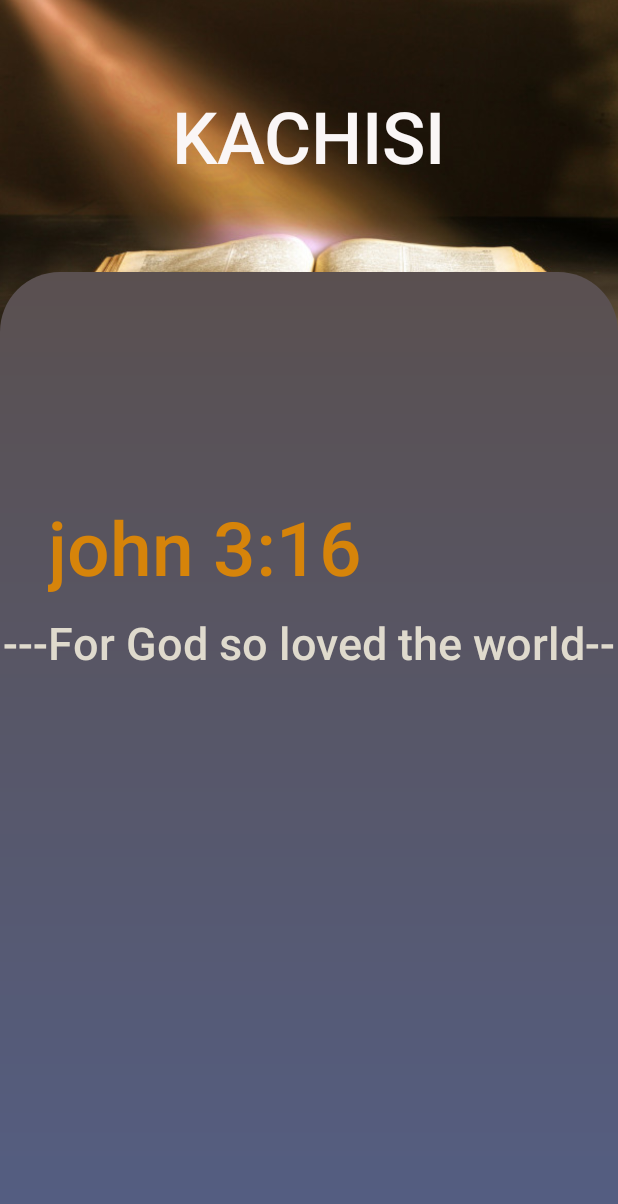
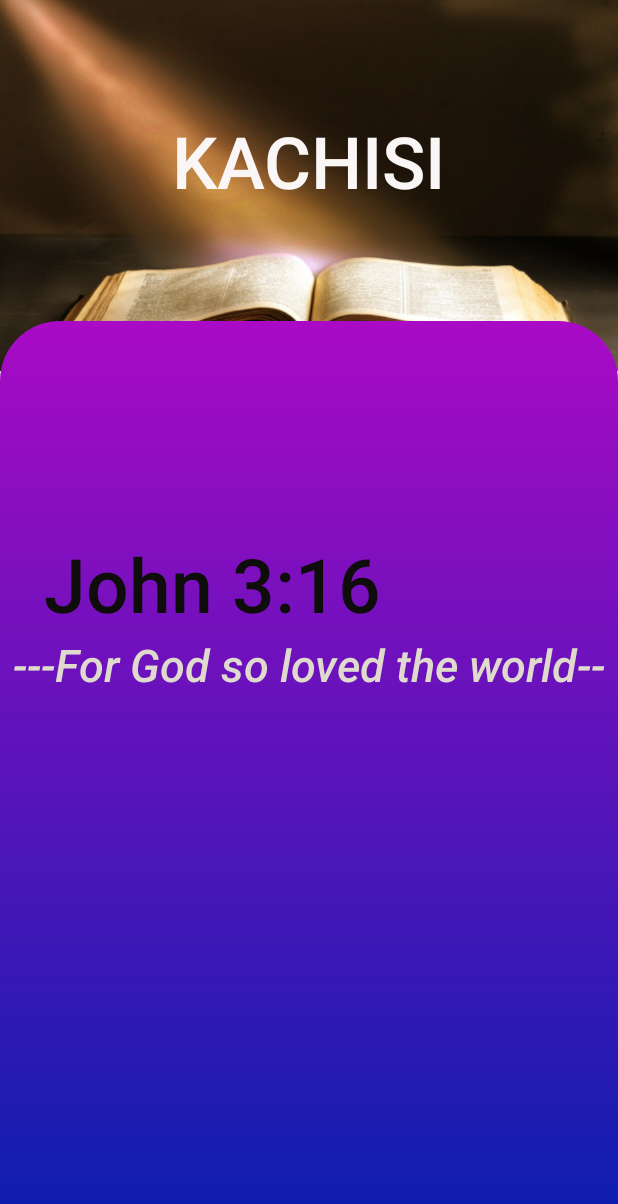
Before and after one commit to alinafekamwendo/com411project, an Android app: the LaunchActivity screen opened directly, with no data from a screen before it, on a phone screen of 412 x 824 dp. Shown: the top 1204 px of the screen. Run offline under Robolectric (Android 15) with nearby library versions, the phone set to English and light mode, and no system bars; 1 statement that could not run was skipped.

Commit message:
alittle login background changes

```diff
--- a/app/src/main/java/com/example/navigationdrawer/chat/ChatHomeActivity.java
+++ b/app/src/main/java/com/example/navigationdrawer/chat/ChatHomeActivity.java
@@ -3,6 +3,8 @@ package com.example.navigationdrawer.chat;
 import androidx.appcompat.app.AppCompatActivity;
 
 import android.os.Bundle;
+
+import com.example.navigationdrawer.R;
 
 public class ChatHomeActivity extends AppCompatActivity {
 
--- a/app/src/main/java/com/example/navigationdrawer/loginRegister/LoginActivity.java
+++ b/app/src/main/java/com/example/navigationdrawer/loginRegister/LoginActivity.java
@@ -8,6 +8,7 @@ import android.view.View;
 import android.widget.Button;
 
 import com.example.navigationdrawer.R;
+import com.example.navigationdrawer.chat.ChatHomeActivity;
 
 public class LoginActivity extends AppCompatActivity {
   Button login;
@@ -20,7 +21,7 @@ public class LoginActivity extends AppCompatActivity {
         login.setOnClickListener(new View.OnClickListener() {
             @Override
             public void onClick(View view) {
-                    Intent intent =new Intent(LoginActivity.this,RegisterActivity.class);
+                    Intent intent =new Intent(LoginActivity.this, ChatHomeActivity.class);
                     startActivity(intent);
                 }
         });
--- a/app/src/main/res/drawable/buttons_general.xml
+++ b/app/src/main/res/drawable/buttons_general.xml
@@ -2,6 +2,6 @@
 <shape xmlns:android="http://schemas.android.com/apk/res/android">
 <corners android:radius="10dp"/>
     <stroke android:width="4dp"
-        android:color="@color/goog_blue"/>
+        android:color="@color/button_blue"/>
     <solid android:color="@color/white"/>
 </shape>
--- a/app/src/main/res/drawable/login_innerconstraint_background.xml
+++ b/app/src/main/res/drawable/login_innerconstraint_background.xml
@@ -8,7 +8,7 @@
     <gradient
         android:type="linear"
         android:angle="90"
-        android:startColor="#545E83"
-        android:endColor="#5A5050" />
+        android:startColor="#091EAE"
+        android:endColor="#A90AC5" />
 
 </shape>
--- a/app/src/main/res/layout/activity_launch.xml
+++ b/app/src/main/res/layout/activity_launch.xml
@@ -10,7 +10,7 @@
     android:layout_width="wrap_content"
     android:layout_height="0dp"
     android:src="@drawable/loginlogo"
-    app:layout_constraintHeight_percent=".27"
+    app:layout_constraintHeight_percent=".30"
     android:scaleType="centerCrop"
     app:layout_constraintVertical_bias="0"
     app:layout_constraintEnd_toEndOf="parent"
@@ -22,7 +22,7 @@
     android:id="@+id/inner_constraint"
     android:layout_width="match_parent"
     android:layout_height="0dp"
-    app:layout_constraintHeight_percent=".78"
+    app:layout_constraintHeight_percent=".74"
     app:layout_constraintVertical_bias="1"
     app:layout_constraintBottom_toBottomOf="parent"
     app:layout_constraintEnd_toEndOf="parent"
@@ -30,48 +30,14 @@
     app:layout_constraintTop_toTopOf="parent"
     android:background="@drawable/login_innerconstraint_background">
 
-  <!--  <androidx.viewpager.widget.ViewPager
-        android:id="@+id/login_viewpagerID"
-        android:layout_width="match_parent"
-        android:layout_height="0dp"
-        android:layout_marginTop="204dp"
-        app:layout_constraintBottom_toBottomOf="parent"
-        app:layout_constraintEnd_toEndOf="parent"
-        app:layout_constraintHeight_percent=".7"
-        app:layout_constraintStart_toStartOf="parent"
-        app:layout_constraintTop_toTopOf="parent"
-        app:layout_constraintVertical_bias="0" />-->
-
- <!--   <com.google.android.material.tabs.TabLayout
-        android:id="@+id/login_tablayoutID"
-        android:layout_width="match_parent"
-        android:layout_height="wrap_content"
-        app:layout_constraintVertical_bias="0"
-        app:layout_constraintBottom_toBottomOf="parent"
-        app:layout_constraintEnd_toEndOf="parent"
-        app:layout_constraintStart_toStartOf="parent"
-        app:layout_constraintTop_toTopOf="parent"
-       /> -->
-
-  <!--  <com.google.android.material.floatingactionbutton.FloatingActionButton
-        android:id="@+id/loginGoogle_buttonID"
-        android:layout_width="wrap_content"
-        android:layout_height="wrap_content"
-        android:backgroundTint="@color/white"
-        android:elevation="35dp"
-        android:src="@drawable/google_icon"
-        app:layout_constraintBottom_toBottomOf="parent"
-        app:layout_constraintEnd_toEndOf="parent"
-        app:layout_constraintStart_toStartOf="parent"
-        app:layout_constraintTop_toBottomOf="@+id/login_viewpagerID" />-->
 
     <TextView
         android:id="@+id/verse"
         android:layout_width="wrap_content"
         android:layout_height="wrap_content"
         android:fontFamily="sans-serif-light"
-        android:text="john 3:16"
-        android:textColor="#D6840A"
+        android:text="John 3:16"
+        android:textColor="#0E0D0C"
         android:textSize="50sp"
         android:textStyle="bold"
         app:layout_constraintBottom_toBottomOf="parent"
@@ -85,17 +51,37 @@
         android:id="@+id/verse_content"
         android:layout_width="wrap_content"
         android:layout_height="wrap_content"
-        android:layout_marginBottom="348dp"
         android:fontFamily="sans-serif-light"
         android:text="---For God so loved the world--"
         android:textColor="#DFDACD"
         android:textSize="30sp"
-        android:textStyle="bold"
+        android:textStyle="bold|italic"
+        app:layout_constraintEnd_toEndOf="parent"
+        app:layout_constraintStart_toStartOf="parent"
+        app:layout_constraintTop_toBottomOf="@+id/verse" />
+
+    <Button
+        android:id="@+id/button"
+        android:layout_width="150dp"
+        android:layout_height="5dp"
+        android:layout_marginStart="28dp"
+        android:layout_marginLeft="28dp"
+        android:backgroundTint="@color/bright_green"
+        app:layout_constraintBottom_toBottomOf="parent"
+        app:layout_constraintStart_toStartOf="parent"
+        app:layout_constraintTop_toBottomOf="@+id/verse_content"
+        app:layout_constraintVertical_bias="0.494" />
+
+    <Button
+        android:layout_width="150dp"
+        android:layout_height="5dp"
+        android:backgroundTint="@color/bright_green"
         app:layout_constraintBottom_toBottomOf="parent"
         app:layout_constraintEnd_toEndOf="parent"
-        app:layout_constraintStart_toStartOf="parent"
-        app:layout_constraintTop_toBottomOf="@+id/verse"
-        app:layout_constraintVertical_bias="0.26" />
+        app:layout_constraintHorizontal_bias="0.714"
+        app:layout_constraintStart_toEndOf="@+id/button"
+        app:layout_constraintTop_toBottomOf="@+id/verse_content"
+        app:layout_constraintVertical_bias="0.478" />
 
 
 </androidx.constraintlayout.widget.ConstraintLayout>
--- a/app/src/main/res/values/colors.xml
+++ b/app/src/main/res/values/colors.xml
@@ -8,4 +8,10 @@
     <color name="black">#FF000000</color>
     <color name="white">#FFFFFFFF</color>
     <color name="goog_blue">#394BAE</color>
+    <color name="light_blue">#425af5</color>
+    <color name="bright_blue">#2108c7</color>
+    <color name="bright_green">#1f9128</color>
+    <color name="khaki">#94580a</color>
+    <color name="header_color">#075e54</color>
+    <color name="button_blue">#07657d</color>
 </resources>
```
Also changed, not shown: app/src/main/res/layout/activity_chat_home.xml (+74 -2 lines), app/src/main/res/layout/activity_login.xml (+7 -8 lines), app/src/main/res/drawable/arkofgod.jpg, app/src/main/res/drawable/loginbackgroundimage.jpg (added), 1 other file.
